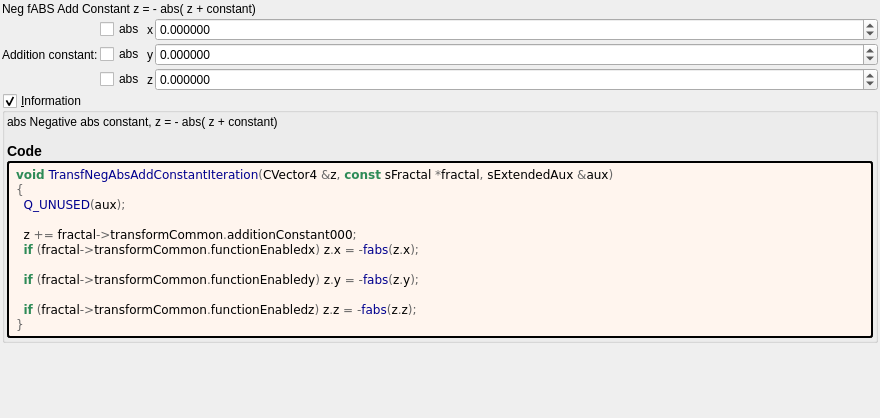
Above: mandelbulber2/formula/ui/transf_neg_abs_add_constant.ui from buddhi1980/mandelbulber2 before the change. Below: the same form after it.
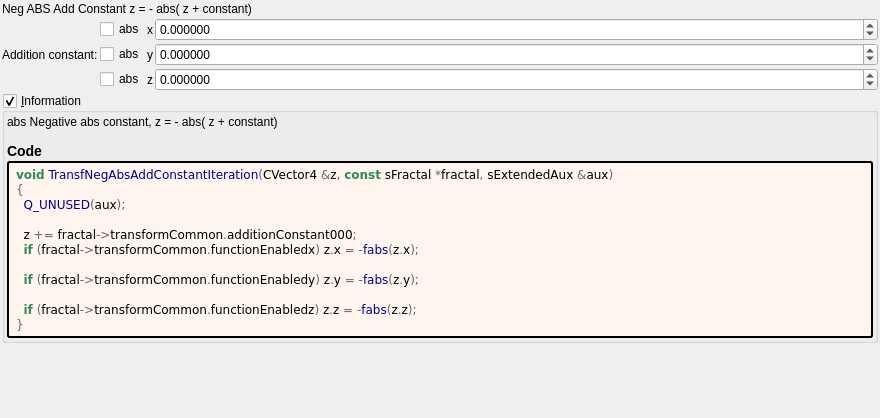
That is the form after the change. Custom widgets are drawn as their Qt base class.

The edit to the form file:
```diff
--- a/mandelbulber2/formula/ui/transf_neg_abs_add_constant.ui
+++ b/mandelbulber2/formula/ui/transf_neg_abs_add_constant.ui
@@ -32,7 +32,7 @@
    <item>
     <widget class="QLabel" name="label_26">
      <property name="text">
-      <string>Neg fABS Add Constant z = - abs( z + constant)</string>
+      <string>Neg ABS Add Constant z = - abs( z + constant)</string>
      </property>
     </widget>
    </item>
```
Left out of the diff: 2 changed lines with no effect on the pictures.
